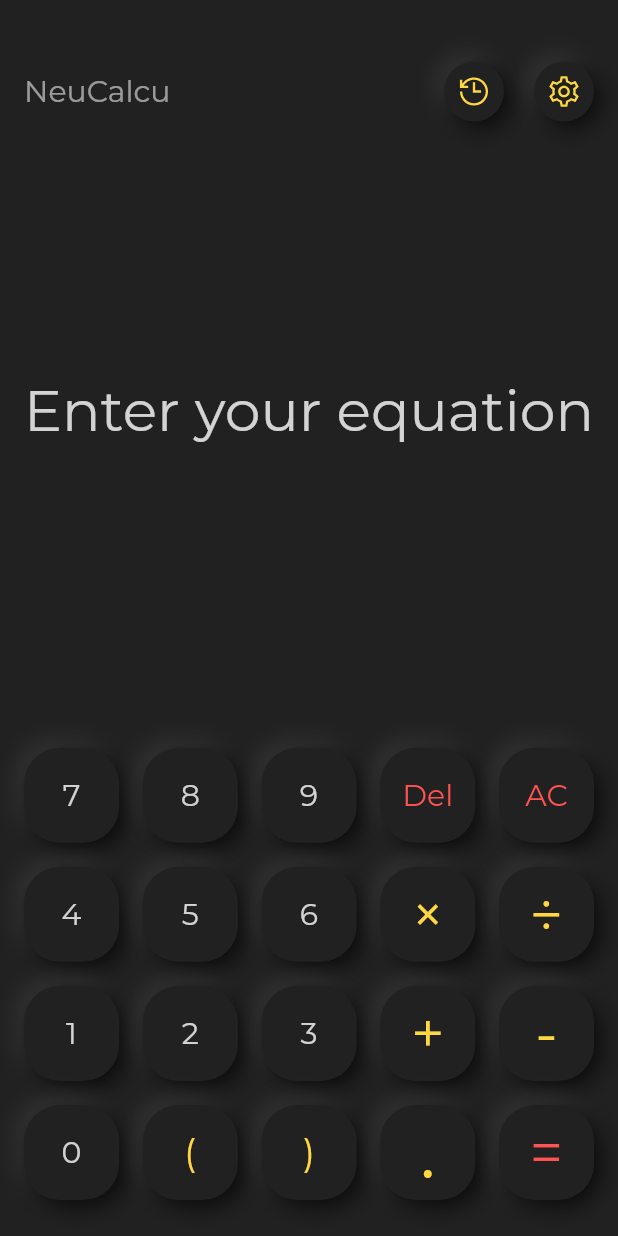
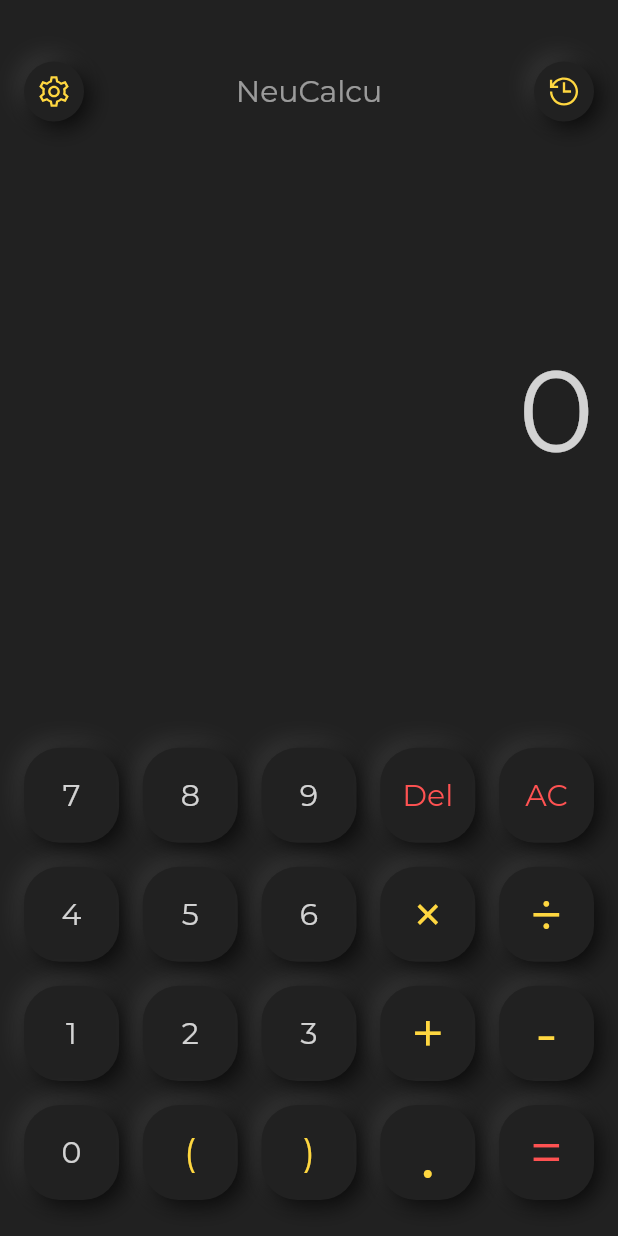
Before and after one commit to luhluh-17/flutter-neucalcu, a Flutter app: the screen it shows after launch, on a phone screen of 412 x 824 dp. Run offline on Flutter 3.47's test engine with Material 2 defaults, Android fonts, the phone set to English and light mode, and no system bars; our stand-ins replace flutter_money_formatter, google_fonts, hive, line_awesome_icons, math_expressions; missing offline and left inert: flutter_circle_color_picker; accounts and stored records are empty; generated files the repository leaves out were written again.

```diff
--- a/lib/main.dart
+++ b/lib/main.dart
@@ -36,9 +36,7 @@ _initializeHive() async {
 
   print('Colors: ${box.length}');
   if (box.length == 0) {
-    print('Added Default Colors');
+    print('Load Colors');
     box.put('primary', AppColors.primary.value);
-    box.put('primaryLight', AppColors.primaryLight.value);
-    box.put('primaryDark', AppColors.primaryDark.value);
   }
 }
--- a/lib/providers/calculate.dart
+++ b/lib/providers/calculate.dart
@@ -8,8 +8,7 @@ import 'package:provider/provider.dart';
 import 'animate.dart';
 
 class Calculate with ChangeNotifier {
-  static String _instructions = 'Enter your equation';
-  String _equation = _instructions;
+  String _equation = '0';
   String _answer = ' ';
 
   String get equation => _equation;
@@ -43,9 +42,6 @@ class Calculate with ChangeNotifier {
   }
 
   _deleteLast() {
-    if (equation == _instructions) {
-      _clearInput();
-    }
     _equation = equation.substring(0, equation.length - 1);
     _calculateExpression(isPreviewActive: true);
     if (equation == '') {
@@ -116,7 +112,7 @@ class Calculate with ChangeNotifier {
 
   _getButtonText(String buttonValue) {
     _removeCommaSeparator();
-    if (equation == '0' || equation == _instructions) {
+    if (equation == '0') {
       _equation = buttonValue;
     } else {
       _equation = equation + buttonValue;
--- a/lib/providers/color_provider.dart
+++ b/lib/providers/color_provider.dart
@@ -1,6 +1,5 @@
 import 'package:flutter/material.dart';
 import 'package:hive/hive.dart';
-import 'package:neucalcu/themes/colors.dart';
 
 const String boxColor = 'appColor';
 const double _opacity = 1.0;
@@ -8,66 +7,21 @@ const int _brightness = 25;
 
 class ColorProvider with ChangeNotifier {
   Color _primary;
-  Color _primaryLight;
-  Color _primaryDark;
-  Color _primaryText;
-  Color _secondaryText;
-  bool _isDarkMode;
 
   var box = Hive.box(boxColor);
 
   Color get primary => Color(box.get('primary'));
 
-  Color get primaryLight => Color(box.get('primaryLight'));
+  Color get primaryLight => _getPrimaryColorLight();
 
-  Color get primaryDark => Color(box.get('primaryDark'));
+  Color get primaryDark => _getPrimaryColorDark();
 
-  Color get primaryText => Color(box.get('primaryText'));
-
-  Color get secondaryText => Color(box.get('secondaryText'));
-
-  bool get isDarkMode => _isColorDark(primary);
+  bool get isDarkMode => _isColorDark();
 
   updatePrimaryColor(Color color) {
-
     _primary = _getPrimaryColor(color);
-
-    _primaryLight = Color.fromRGBO(
-      _primary.red + _brightness,
-      _primary.green + _brightness,
-      _primary.blue + _brightness,
-      _opacity,
-    );
-
-    _primaryDark = Color.fromRGBO(
-      _primary.red - _brightness,
-      _primary.green - _brightness,
-      _primary.blue - _brightness,
-      _opacity,
-    );
-
     final box = Hive.box(boxColor);
     box.put('primary', _primary.value);
-    box.put('primaryLight', _primaryLight.value);
-    box.put('primaryDark', _primaryDark.value);
-
-    _isDarkMode = _isColorDark(_primary);
-
-    if (_isDarkMode) {
-      _primaryText = AppColors.darkPrimaryText;
-      _secondaryText = AppColors.darkSecondaryText;
-
-      box.put('primaryText', _primaryText.value);
-      box.put('secondaryText', _secondaryText.value);
-    } else {
-
-      _primaryText = AppColors.lightPrimaryText;
-      _secondaryText = AppColors.lightSecondaryText;
-
-      box.put('primaryText', _primaryText.value);
-      box.put('secondaryText', _secondaryText.value);
-    }
-
     notifyListeners();
   }
 
@@ -90,9 +44,30 @@ class ColorProvider with ChangeNotifier {
     return Color.fromRGBO(red, green, blue, 1.0);
   }
 
-  bool _isColorDark(Color color) {
-    double brightness =
-        (0.299 * color.red + 0.587 * color.green + 0.114 * color.blue) / 255;
+  Color _getPrimaryColorLight() {
+    return Color.fromRGBO(
+      primary.red + _brightness,
+      primary.green + _brightness,
+      primary.blue + _brightness,
+      _opacity,
+    );
+  }
+
+  Color _getPrimaryColorDark() {
+    return Color.fromRGBO(
+      primary.red - _brightness,
+      primary.green - _brightness,
+      primary.blue - _brightness,
+      _opacity,
+    );
+  }
+
+  bool _isColorDark() {
+    double red = 0.2126 * primary.red;
+    double green = 0.7152 * primary.green;
+    double blue = 0.0722 * primary.blue;
+
+    double brightness = (red + green + blue) / 255;
 
     bool answer = (brightness > 0.5) ? true : false;
     return answer;
--- a/lib/themes/shadows.dart
+++ b/lib/themes/shadows.dart
@@ -35,9 +35,9 @@ ConcaveDecoration getInnerShadow(
 
 BoxDecoration getOuterShadow({
   double radius = _radius,
+  @required Color primary,
   @required Color lightShadow,
   @required Color darkShadow,
-  @required Color primary,
 }) {
   return BoxDecoration(
       borderRadius: BorderRadius.circular(radius),
@@ -46,9 +46,9 @@ BoxDecoration getOuterShadow({
 }
 
 BoxDecoration getOuterShadowCircle({
+  @required Color primary,
   @required Color lightShadow,
   @required Color darkShadow,
-  @required Color primary,
 }) {
   return BoxDecoration(
     shape: BoxShape.circle,
--- a/lib/util/utils.dart
+++ b/lib/tools/util.dart
@@ -23,3 +23,10 @@ SystemUiOverlayStyle getSystemUI({bool appTheme, Color navBarColor}) {
     systemNavigationBarColor: navBarColor,
   );
 }
+
+appBarStyle(BuildContext context) {
+  final _textTheme = Theme.of(context).textTheme;
+  return _textTheme.subtitle1.copyWith(
+    color: _textTheme.headline1.color.withOpacity(0.55),
+  );
+}
--- a/lib/ui/calculator/calculator_appbar.dart
+++ b/lib/ui/calculator/calculator_appbar.dart
@@ -1,8 +1,8 @@
 import 'package:flutter/material.dart';
 import 'package:line_awesome_icons/line_awesome_icons.dart';
+import 'package:neucalcu/tools/util.dart';
 import 'package:neucalcu/ui/record/records_page.dart';
 import 'package:neucalcu/ui/setting/settings_page.dart';
-import 'package:neucalcu/ui/widgets/appbar_text.dart';
 import 'package:neucalcu/ui/widgets/custom_icon_button.dart';
 
 class CalculatorAppbar extends StatelessWidget {
@@ -15,8 +15,15 @@ class CalculatorAppbar extends StatelessWidget {
           mainAxisAlignment: MainAxisAlignment.spaceBetween,
           crossAxisAlignment: CrossAxisAlignment.center,
           children: <Widget>[
-            AppbarText(text: 'NeuCalcu'),
-            Spacer(),
+            CustomIconButton(
+              icon: LineAwesomeIcons.cog,
+              size: 25.0,
+              onPressed: () => Navigator.pushNamed(
+                context,
+                SettingsPage.id,
+              ),
+            ),
+            Text('NeuCalcu', style: appBarStyle(context)),
             CustomIconButton(
               icon: LineAwesomeIcons.history,
               size: 25.0,
@@ -25,15 +32,6 @@ class CalculatorAppbar extends StatelessWidget {
                 RecordsPage.id,
               ),
             ),
-            SizedBox(width: 20.0),
-            CustomIconButton(
-              icon: LineAwesomeIcons.cog,
-              size: 25.0,
-              onPressed: () => Navigator.pushNamed(
-                context,
-                SettingsPage.id,
-              ),
-            ),
           ],
         ),
       ],
--- a/lib/ui/calculator/calculator_button.dart
+++ b/lib/ui/calculator/calculator_button.dart
@@ -79,9 +79,9 @@ class NeumorphicAnimation extends StatelessWidget {
               darkShadow: _theme.primaryColorDark,
             )
           : getOuterShadow(
+              primary: _theme.primaryColor,
               lightShadow: _theme.primaryColorLight,
               darkShadow: _theme.primaryColorDark,
-              primary: _theme.primaryColor,
             ),
     );
   }
--- a/lib/ui/calculator/calculator_page.dart
+++ b/lib/ui/calculator/calculator_page.dart
@@ -4,8 +4,8 @@ import 'package:hive/hive.dart';
 import 'package:neucalcu/models/record.dart';
 import 'package:neucalcu/providers/color_provider.dart';
 import 'package:neucalcu/themes/dimensions.dart';
+import 'package:neucalcu/tools/util.dart';
 import 'package:neucalcu/ui/calculator/calculator_appbar.dart';
-import 'package:neucalcu/util/utils.dart';
 import 'package:provider/provider.dart';
 
 import 'button_container.dart';
--- a/lib/ui/my_app.dart
+++ b/lib/ui/my_app.dart
@@ -13,7 +13,7 @@ class MyApp extends StatelessWidget {
   @override
   Widget build(BuildContext context) {
     return MaterialApp(
-      title: 'Calculator',
+      title: 'NeuCalcu',
       debugShowCheckedModeBanner: false,
       theme: _buildAppTheme(context),
       initialRoute: CalculatorPage.id,
@@ -32,7 +32,7 @@ class MyApp extends StatelessWidget {
     Color primaryDark = provider.primaryDark;
     Color accent = AppColors.accent;
     bool isDarkMode = provider.isDarkMode;
-    final ThemeData base = isDarkMode ? ThemeData.dark() : ThemeData.light();
+    final ThemeData base = isDarkMode ? ThemeData.light() : ThemeData.dark();
 
     return base.copyWith(
         primaryColor: primary,
--- a/lib/ui/record/record_appbar.dart
+++ b/lib/ui/record/record_appbar.dart
@@ -2,7 +2,7 @@ import 'package:flutter/material.dart';
 import 'package:hive/hive.dart';
 import 'package:line_awesome_icons/line_awesome_icons.dart';
 import 'package:neucalcu/models/record.dart';
-import 'package:neucalcu/ui/widgets/appbar_text.dart';
+import 'package:neucalcu/tools/util.dart';
 import 'package:neucalcu/ui/widgets/custom_icon_button.dart';
 
 class RecordAppbar extends StatelessWidget {
@@ -20,7 +20,7 @@ class RecordAppbar extends StatelessWidget {
               icon: LineAwesomeIcons.arrow_left,
               onPressed: () => Navigator.pop(context),
             ),
-            AppbarText(text: 'Record History'),
+            Text('Record History', style: appBarStyle(context)),
             CustomIconButton(
               icon: LineAwesomeIcons.trash,
               onPressed: () {
--- a/lib/ui/record/record_container.dart
+++ b/lib/ui/record/record_container.dart
@@ -2,7 +2,7 @@ import 'package:flutter/material.dart';
 import 'package:neucalcu/models/record.dart';
 import 'package:neucalcu/providers/calculate.dart';
 import 'package:neucalcu/themes/shadows.dart';
-import 'package:neucalcu/util/utils.dart';
+import 'package:neucalcu/tools/util.dart';
 import 'package:provider/provider.dart';
 
 class RecordContainer extends StatelessWidget {
--- a/lib/ui/record/record_list_builder.dart
+++ b/lib/ui/record/record_list_builder.dart
@@ -1,5 +1,6 @@
 import 'package:flutter/material.dart';
 import 'package:neucalcu/models/record.dart';
+import 'package:neucalcu/themes/dimensions.dart';
 
 import 'record_container.dart';
 
@@ -13,6 +14,7 @@ class RecordListBuilder extends StatelessWidget {
     return Expanded(
       child: ListView.separated(
         physics: BouncingScrollPhysics(),
+        padding: EdgeInsets.all(sizeBody1),
         itemCount: box.length,
         separatorBuilder: (_, index) => SizedBox(height: 24.0),
         itemBuilder: (_, index) {
--- a/lib/ui/setting/neumorphic_pie.dart
+++ b/lib/ui/setting/neumorphic_pie.dart
@@ -10,9 +10,9 @@ class CircleContainer extends StatelessWidget {
       height: 290.0,
       width: 290.0,
       decoration: getOuterShadowCircle(
+        primary: _theme.primaryColor,
         lightShadow: _theme.primaryColorLight,
         darkShadow: _theme.primaryColorDark,
-        primary: _theme.primaryColor,
       ),
       child: Center(
         child: Container(
--- a/lib/ui/widgets/appbar_text.dart
+++ /dev/null
@@ -1,24 +0,0 @@
-import 'package:flutter/material.dart';
-import 'package:neucalcu/providers/color_provider.dart';
-import 'package:neucalcu/themes/colors.dart';
-import 'package:provider/provider.dart';
-
-class AppbarText extends StatelessWidget {
-  final String text;
-
-  const AppbarText({this.text});
-
-  @override
-  Widget build(BuildContext context) {
-    bool _isDarkMode = context.watch<ColorProvider>().isDarkMode;
-
-    return Text(
-      text,
-      style: Theme.of(context).textTheme.subtitle1.apply(
-            color: _isDarkMode
-                ? AppColors.darkPrimaryText.withOpacity(0.55)
-                : AppColors.lightPrimaryText.withOpacity(0.55),
-          ),
-    );
-  }
-}
--- a/lib/ui/widgets/custom_icon_button.dart
+++ b/lib/ui/widgets/custom_icon_button.dart
@@ -24,9 +24,9 @@ class CustomIconButton extends StatelessWidget {
             Container(
               decoration: getOuterShadow(
                 radius: 25.0,
+                primary: _theme.primaryColor,
                 lightShadow: _theme.primaryColorLight,
                 darkShadow: _theme.primaryColorDark,
-                primary: _theme.primaryColor
               ),
             ),
             Center(
--- a/pubspec.yaml
+++ b/pubspec.yaml
@@ -3,7 +3,7 @@ description: A new Flutter application.
 
 publish_to: 'none'
 
-version: 1.1.3+6
+version: 1.2.0+6
 
 environment:
   sdk: ">=2.7.0 <3.0.0"
@@ -33,3 +33,6 @@ dependency_overrides:
 
 flutter:
   uses-material-design: true
+
+  assets:
+    - assets/logo.png
```
Also changed, not shown: lib/ui/record/records_page.dart (+9 -5 lines), lib/ui/setting/settings_appbar.dart (+31 -8 lines), lib/ui/setting/settings_page.dart (+35 -27 lines), assets/logo.png (added).
